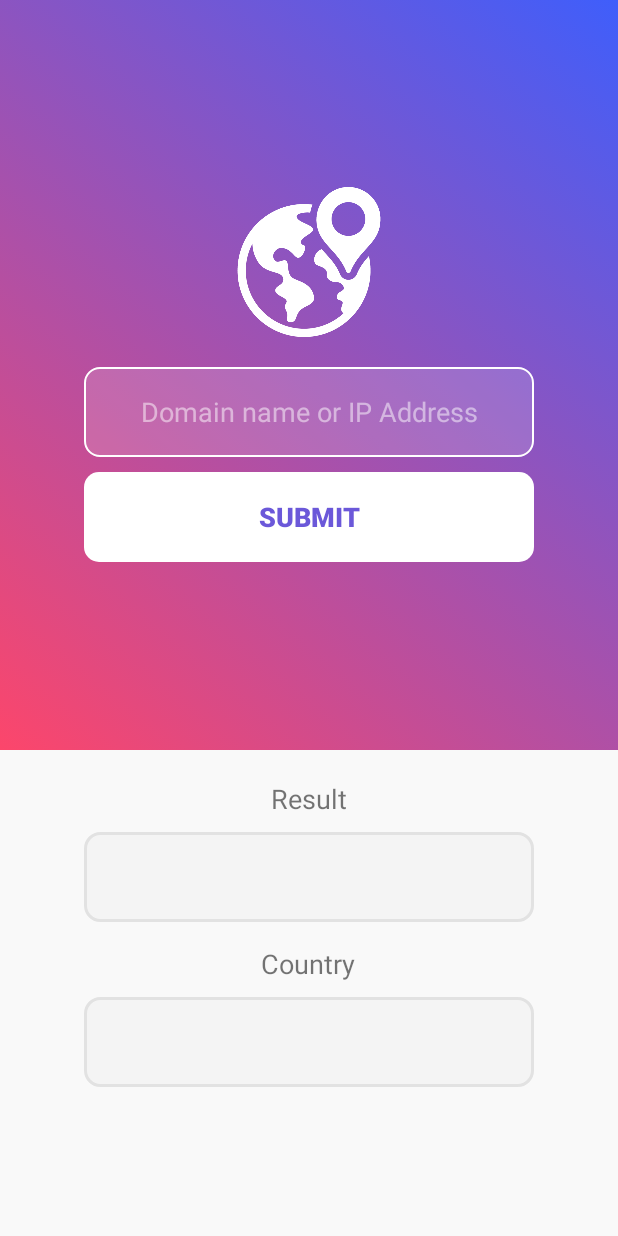
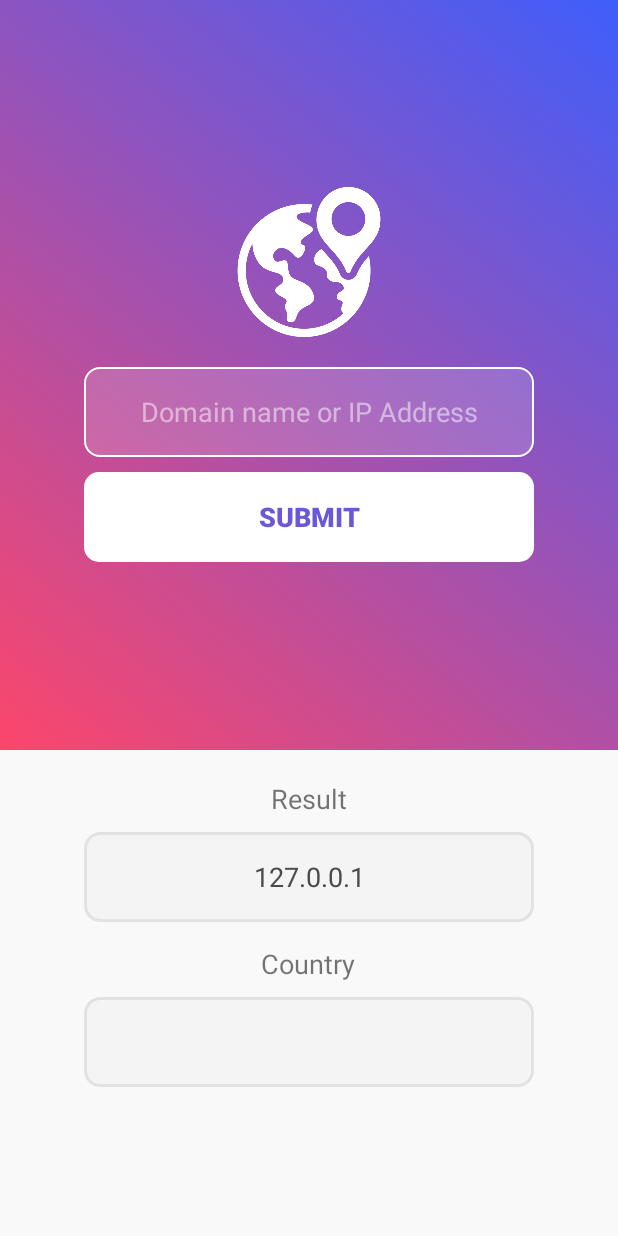
Before and after one commit to jirayut-le/wip-domain-ip-converter, an Android app: the FullscreenActivity screen opened directly, with no data from a screen before it, after a tap on "SUBMIT", on a phone screen of 412 x 824 dp. Run offline under Robolectric (Android 15) with nearby library versions, the phone set to English and light mode, and no system bars; 1 statement that could not run was skipped.

Commit message:
Implement converter between domain name and ip address

```diff
--- a/app/build.gradle
+++ b/app/build.gradle
@@ -26,4 +26,5 @@ dependencies {
     androidTestImplementation 'com.android.support.test:runner:1.0.1'
     androidTestImplementation 'com.android.support.test.espresso:espresso-core:3.0.1'
     implementation 'com.android.support.constraint:constraint-layout:1.0.2'
+    implementation 'com.google.android.gms:play-services-maps:11.6.0'
 }
--- a/app/src/main/AndroidManifest.xml
+++ b/app/src/main/AndroidManifest.xml
@@ -1,6 +1,7 @@
 <?xml version="1.0" encoding="utf-8"?>
 <manifest xmlns:android="http://schemas.android.com/apk/res/android"
     package="com.ske13.ntk.wip">
+    <uses-permission android:name="android.permission.INTERNET"/>
 
     <application
         android:allowBackup="true"
--- /dev/null
+++ b/app/src/main/java/com/ske13/ntk/wip/Converter.java
@@ -0,0 +1,78 @@
+package com.ske13.ntk.wip;
+
+import java.net.InetAddress;
+import java.net.UnknownHostException;
+
+/**
+ * Created by macbook on 24/11/2017 AD.
+ */
+
+
+public class Converter {
+
+    public static String convert(String input){
+        return (isIP(input)) ? convertByIp(input) : convertByName(input);
+    }
+
+    private static boolean isIP(String input){
+        long temp = ipToLong(input);
+        if(temp > 0)
+            return true;
+        return false;
+    }
+
+
+    private static String convertByName(String name) {
+        String hostAddress;
+        try {
+            InetAddress inetHost = InetAddress.getByName(name);
+            hostAddress = inetHost.getHostAddress();
+            System.out.println("The host IP address is: " + hostAddress);
+            System.out.println();
+
+        } catch(UnknownHostException ex) {
+            System.out.println("Unrecognized host");
+            return "Unrecognized host";
+        }
+        return hostAddress;
+
+    }
+
+    private static String convertByIp(String ip){
+
+        try {
+            InetAddress host = InetAddress.getByName(ip);
+            String hostName = host.getHostName();
+            System.out.println("Domain name is: "+ hostName);
+            return hostName;
+        } catch (UnknownHostException ex) {
+            ex.printStackTrace();
+            return "Error";
+        }
+    }
+
+
+    public static long ipToLong(String ipAddress) {
+        int i, power, ip;
+        long result = 0;
+
+        String[] ipAddressInArray = ipAddress.split("\\.");
+
+        for (i = 0; i < ipAddressInArray.length; i++) {
+            power = 3 - i;
+            try {
+                ip = Integer.parseInt(ipAddressInArray[i]);
+                result += ip * Math.pow(256, power);
+            } catch (NumberFormatException e) {
+                return -1;
+            }
+        }
+
+        return result;
+
+    }
+
+    public static String longToIp(long ip) {
+        return ((ip >> 24) & 0xFF) + "." + ((ip >> 16) & 0xFF) + "." + ((ip >> 8) & 0xFF) + "." + (ip & 0xFF);
+    }
+}
--- a/app/src/main/java/com/ske13/ntk/wip/FullscreenActivity.java
+++ b/app/src/main/java/com/ske13/ntk/wip/FullscreenActivity.java
@@ -1,20 +1,22 @@
 package com.ske13.ntk.wip;
 
 import android.annotation.SuppressLint;
-import android.content.Intent;
 import android.graphics.drawable.AnimationDrawable;
-import android.media.Image;
+import android.os.StrictMode;
 import android.support.v7.app.ActionBar;
 import android.support.v7.app.AppCompatActivity;
 import android.os.Bundle;
 import android.os.Handler;
-import android.view.MotionEvent;
 import android.view.View;
 import android.view.ViewGroup;
 import android.widget.Button;
+import android.widget.EditText;
 import android.widget.ImageView;
 import android.widget.RelativeLayout;
 import android.widget.TextView;
+
+import static com.ske13.ntk.wip.Converter.convert;
+
 
 /**
  * An example full-screen activity that shows and hides the system UI (i.e.
@@ -29,6 +31,8 @@ public class FullscreenActivity extends AppCompatActivity {
     private static final int UI_ANIMATION_DELAY = 300;
     private final Handler mHideHandler = new Handler();
     private View mContentView;
+    private EditText editText;
+    private TextView resultTextView;
     private final Runnable mHidePart2Runnable = new Runnable() {
         @SuppressLint("InlinedApi")
         @Override
@@ -75,8 +79,15 @@ public class FullscreenActivity extends AppCompatActivity {
 
         setContentView(R.layout.activity_fullscreen);
 
+        if (android.os.Build.VERSION.SDK_INT > 9) {
+            StrictMode.ThreadPolicy policy = new StrictMode.ThreadPolicy.Builder().permitAll().build();
+            StrictMode.setThreadPolicy(policy);
+        }
+
         mVisible = true;
         mContentView = findViewById(R.id.fullscreen_content);
+        editText = findViewById(R.id.input);
+        resultTextView = findViewById(R.id.result);
 
         RelativeLayout relativeLayout = findViewById(R.id.Layout);
         AnimationDrawable animationDrawable = (AnimationDrawable) relativeLayout.getBackground();
@@ -88,10 +99,16 @@ public class FullscreenActivity extends AppCompatActivity {
         button.setOnClickListener(new View.OnClickListener() {
             @Override
             public void onClick(View view) {
+                submit();
                 resize();
             }
         });
 
+    }
+
+    private void submit(){
+        String result = convert(editText.getText().toString());
+        this.resultTextView.setText(result);
     }
 
     private void resize(){
--- a/app/src/main/res/layout/activity_fullscreen.xml
+++ b/app/src/main/res/layout/activity_fullscreen.xml
@@ -93,7 +93,9 @@
             android:layout_height="60dp"
             android:layout_marginTop="10dp"
             android:layout_marginBottom="15dp"
-            android:layout_centerHorizontal="true"
+            android:textSize="18sp"
+            android:textColor="@color/dark_grey"
+            android:gravity="center"
             android:background="@drawable/text_view_result_style"/>
 
         <TextView
@@ -107,7 +109,9 @@
             android:layout_width="300dp"
             android:layout_height="60dp"
             android:layout_marginTop="10dp"
-            android:layout_centerHorizontal="true"
+            android:textSize="18sp"
+            android:textColor="@color/dark_grey"
+            android:gravity="center"
             android:background="@drawable/text_view_result_style"/>
 
 
--- a/app/src/main/res/values/colors.xml
+++ b/app/src/main/res/values/colors.xml
@@ -8,4 +8,5 @@
     <color name="white">#fff</color>
     <color name="light_grey">#F9F9F9</color>
     <color name="violet">#6B58D9</color>
+    <color name="dark_grey">#4A4A4A</color>
 </resources>
```
